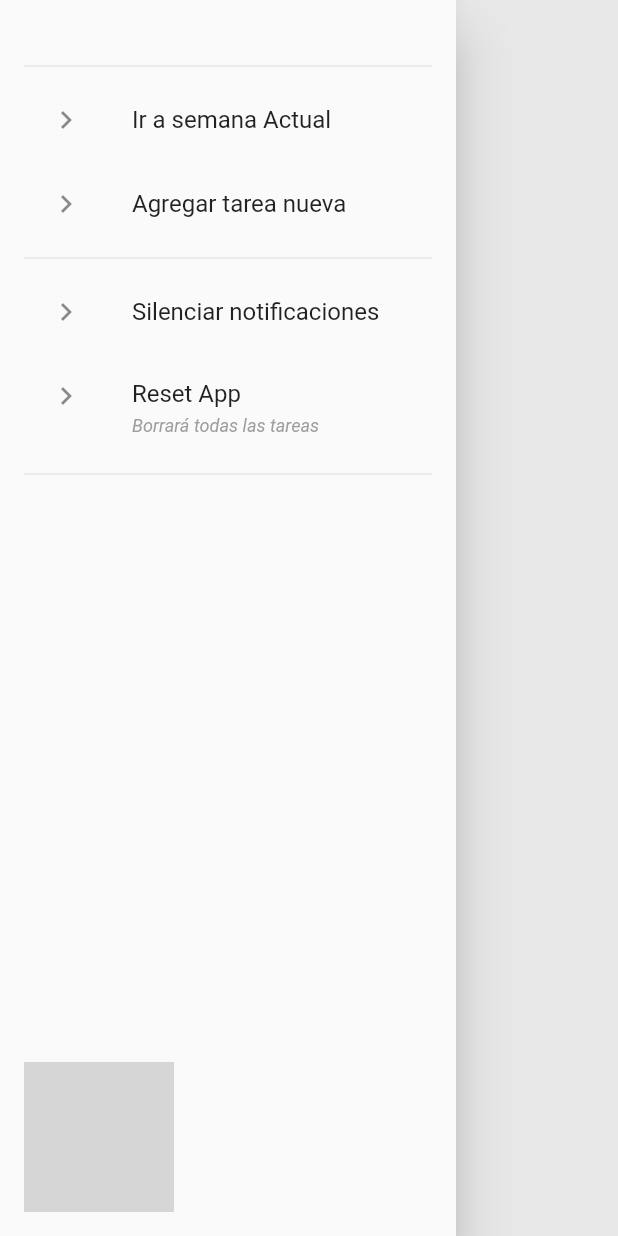
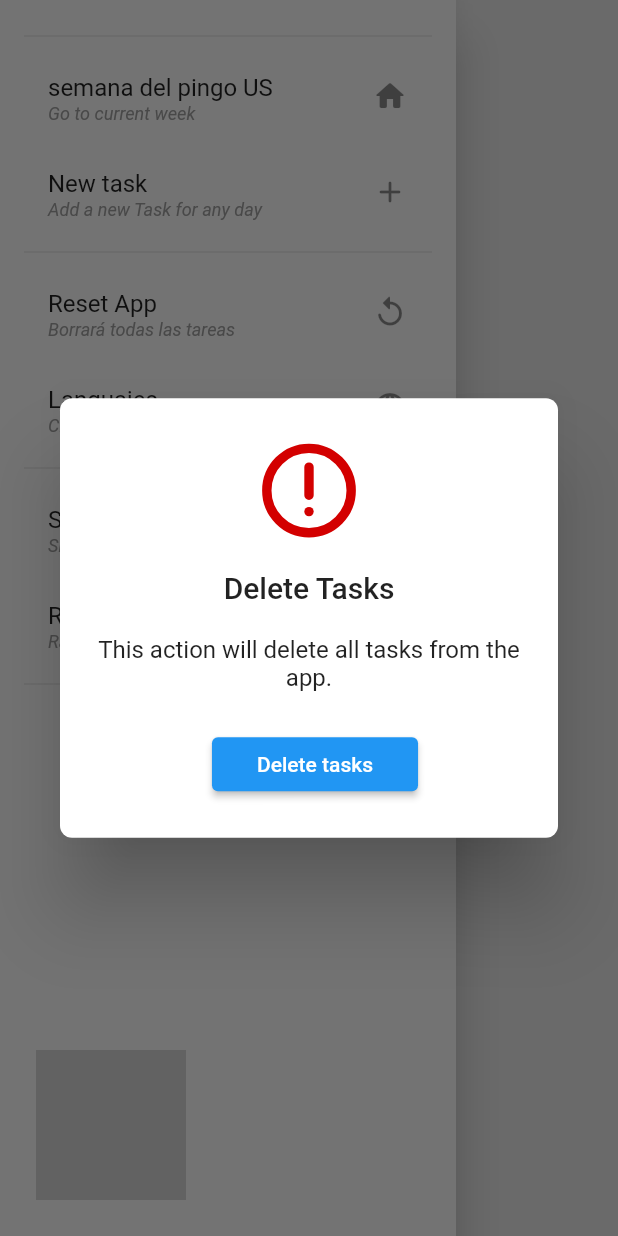
Before and after one commit to andresdecba/this_week, a Flutter app: the SideBar widget shown alone on an empty page, opened directly, after a tap on "Reset App", on a phone screen of 412 x 824 dp. Run offline on Flutter 3.47's test engine with Material 2 defaults, Android fonts, the phone set to English and light mode, and no system bars; our stand-ins replace flutter_local_notifications, flutter_native_timezone, flutter_svg, get, google_fonts, google_mobile_ads and 4 more; missing offline and left inert: isoweek; accounts and stored records are empty; network calls fail; statements that could not run were skipped; grey boxes are pictures that could not be loaded.

Commit message:
Drawer e internacionalizacion
Mejora del drawer e Implementacion en parte de la internacionalización.

```diff
--- /dev/null
+++ b/lib/core/localizations/en_US.dart
@@ -0,0 +1,3 @@
+const Map<String, String> en_US = {
+  'week': 'semana del pingo US',
+};
--- /dev/null
+++ b/lib/core/localizations/es_AR.dart
@@ -0,0 +1,4 @@
+// ignore: constant_identifier_names
+const Map<String, String> es_AR = {
+  'week': 'semana del pingo ES',
+};
--- /dev/null
+++ b/lib/core/localizations/pt_BR.dart
@@ -0,0 +1,3 @@
+const Map<String, String> pt_BR = {
+  'lang': 'semana del pingo BR',
+};
--- /dev/null
+++ b/lib/core/localizations/translations.dart
@@ -0,0 +1,13 @@
+import 'package:get/get.dart';
+import 'package:todoapp/core/localizations/en_US.dart';
+import 'package:todoapp/core/localizations/es_AR.dart';
+import 'package:todoapp/core/localizations/pt_BR.dart';
+
+class TranslationService extends Translations {
+  @override
+  Map<String, Map<String, String>> get keys => <String, Map<String, String>>{
+        'en_US': en_US,
+        'es_AR': es_AR,
+        'pt_BR': pt_BR,
+      };
+}
--- a/lib/data_source/db_data_source.dart
+++ b/lib/data_source/db_data_source.dart
@@ -1,8 +1,9 @@
 
 import 'package:hive_flutter/hive_flutter.dart';
 import 'package:todoapp/models/task_model.dart';
-
+import 'package:todoapp/models/my_app_config.dart';
 
 abstract class Boxes {
   static Box<Task> getTasksBox() => Hive.box<Task>('tasksBox');
+  static Box<MyAppConfig> getAppConfig() => Hive.box<MyAppConfig>('myAppConfig');
 }
--- a/lib/models/task_model.dart
+++ b/lib/models/task_model.dart
@@ -1,4 +1,3 @@
-import 'package:flutter/material.dart';
 import 'package:hive/hive.dart';
 part 'task_model.g.dart';
 
--- a/lib/ui/initial_page/components/header.dart
+++ b/lib/ui/initial_page/components/header.dart
@@ -10,7 +10,7 @@ class Header extends GetView<InitialPageController> {
   Widget build(BuildContext context) {
     return Obx(
       () => Container(
-        height: 75,
+        height: 60,
         alignment: Alignment.center,
         //decoration: BoxDecoration(color: grey_bg, border: Border.all(color: Colors.blueAccent)),
         decoration: const BoxDecoration(
--- a/lib/ui/initial_page/initial_page_controller.dart
+++ b/lib/ui/initial_page/initial_page_controller.dart
@@ -12,12 +12,11 @@ import 'package:todoapp/utils/utils.dart';
 class InitialPageController extends GetxController with AdMobService {
   // box de tasks
   Box<Task> tasksBox = Boxes.getTasksBox();
-  List<Task> get getTasks => tasksBox.values.toList();
 
   // related to buil days an weeks
   int addWeeks = 0;
   List<DateTime> weekDays = [];
-  Map<DateTime, List<Task>> buildWeek = {};
+  Rx<Map<DateTime, List<Task>>> buildWeek = Rx<Map<DateTime, List<Task>>>({}); // Type: Map<DateTime, List<Task>>
   String initialFinalDays = '';
 
   // create strings for head
@@ -26,7 +25,8 @@ class InitialPageController extends GetxController with AdMobService {
   Rx<String> tasksPercentageCompleted = ''.obs;
 
   // others
-  GlobalKey<AnimatedListState> key = GlobalKey();
+  PageStorageKey keyScroll = const PageStorageKey<String>('home_page_scroll');
+  RxBool simulateReloadPage = false.obs;
 
   @override
   void onInit() {
@@ -48,7 +48,7 @@ class InitialPageController extends GetxController with AdMobService {
   void buildInfo() {
     // limpiar lista para evitar duplicados
     weekDays.clear();
-    buildWeek.clear();
+    buildWeek.value.clear();
 
     // crear los dias
     Week currentWeek = Week.current();
@@ -65,10 +65,10 @@ class InitialPageController extends GetxController with AdMobService {
 
     // ordenar las tareas segun los dias
     for (var day in weekDays) {
-      buildWeek.addAll({day: []});
+      buildWeek.value.addAll({day: []});
     }
 
-    for (var element in buildWeek.entries) {
+    for (var element in buildWeek.value.entries) {
       /// agregar la tarea
       for (var task in tasksBox.values) {
         if (task.taskDate == element.key) {
@@ -78,7 +78,8 @@ class InitialPageController extends GetxController with AdMobService {
     }
     setInitialAndFinalWeekDays();
     createCompletedTasksPercentage();
-    update(['buildInfo']);
+    buildWeek.refresh();
+    print('Task_list: $buildWeek');
   }
 
   /// create head info
@@ -93,7 +94,7 @@ class InitialPageController extends GetxController with AdMobService {
     int completedTotalTasks = 0;
     int completedTasksPercent = 0;
 
-    for (var value in buildWeek.values) {
+    for (List value in buildWeek.value.values) {
       totalTasks += value.length;
       for (var element in value) {
         if (element.status == TaskStatus.DONE.toValue) {
@@ -114,7 +115,7 @@ class InitialPageController extends GetxController with AdMobService {
       Map<String, String> data = {
         "taskId": taskKey.toString(),
       };
-      Get.offAllNamed(Routes.FORMS_PAGE, parameters: data);
+      Get.toNamed(Routes.FORMS_PAGE, parameters: data);
       //Get.delete<InitialPageController>();
       return;
     }
@@ -122,11 +123,11 @@ class InitialPageController extends GetxController with AdMobService {
       Map<String, String> data = {
         "date": date.toString(),
       };
-      Get.offAllNamed(Routes.FORMS_PAGE, parameters: data);
+      Get.toNamed(Routes.FORMS_PAGE, parameters: data);
       //Get.delete<InitialPageController>();
       return;
     }
-    Get.offAllNamed(Routes.FORMS_PAGE);
+    Get.toNamed(Routes.FORMS_PAGE);
     //Get.delete<InitialPageController>();
   }
 
@@ -171,5 +172,4 @@ class InitialPageController extends GetxController with AdMobService {
     );
     myBanner.load();
   }
-
 }
--- a/lib/ui/shared_components/side_bar.dart
+++ b/lib/ui/shared_components/side_bar.dart
@@ -1,8 +1,12 @@
+import 'dart:async';
 import 'package:flutter/material.dart';
 import 'package:flutter_svg/flutter_svg.dart';
 import 'package:get/get.dart';
+import 'package:share_plus/share_plus.dart';
 import 'package:todoapp/ui/commons/styles.dart';
 import 'package:todoapp/ui/initial_page/initial_page_controller.dart';
+import 'package:todoapp/ui/shared_components/dialogs.dart';
+import 'package:url_launcher/url_launcher.dart';
 
 class SideBar extends GetView<InitialPageController> {
   const SideBar({super.key});
@@ -17,13 +21,21 @@ class SideBar extends GetView<InitialPageController> {
             mainAxisAlignment: MainAxisAlignment.start,
             crossAxisAlignment: CrossAxisAlignment.start,
             children: [
-              const SizedBox(height: 20),
+              //
               const Divider(),
 
               /// NAVEGACION
               ListTile(
-                leading: const Icon(Icons.navigate_next),
-                title: const Text('Ir a semana Actual'),
+                visualDensity: VisualDensity.compact,
+                trailing: const Icon(Icons.home_rounded),
+                title: Text(
+                  'week'.tr,
+                  style: TextStyle(),
+                ),
+                subtitle: const Text(
+                  'Go to current week',
+                  style: TextStyle(fontStyle: FontStyle.italic, fontSize: 12, color: bsubTitleTextColor),
+                ),
                 onTap: () {
                   controller.addWeeks = 0;
                   controller.buildInfo();
@@ -31,41 +43,94 @@ class SideBar extends GetView<InitialPageController> {
                 },
               ),
               ListTile(
-                leading: const Icon(Icons.navigate_next),
-                title: const Text('Agregar tarea nueva'),
+                visualDensity: VisualDensity.compact,
+                trailing: const Icon(Icons.add_rounded),
+                title: const Text('New task'),
+                subtitle: const Text(
+                  'Add a new Task for any day',
+                  style: TextStyle(fontStyle: FontStyle.italic, fontSize: 12, color: bsubTitleTextColor),
+                ),
                 onTap: () {
-                  //Navigator.of(context).pop();
                   controller.navigate(date: DateTime.now());
                 },
               ),
-
               const Divider(),
 
+              /// CONFIGURACIÓN
               ListTile(
-                leading: const Icon(Icons.navigate_next),
-                title: const Text('Silenciar notificaciones'),
-                onTap: () {
-                  // TODO: implementar
-                },
-              ),
-              ListTile(
-                leading: const Icon(Icons.navigate_next),
+                visualDensity: VisualDensity.compact,
+                trailing: const Icon(Icons.replay_rounded),
                 title: const Text('Reset App'),
                 subtitle: const Text(
                   'Borrará todas las tareas',
                   style: TextStyle(fontStyle: FontStyle.italic, fontSize: 12, color: bsubTitleTextColor),
                 ),
                 onTap: () {
-                  // TODO: implementar
+                  myCustomDialog(
+                    context: context,
+                    title: 'Delete Tasks',
+                    subtitle: 'This action will delete all tasks from the app.',
+                    iconColor: warning,
+                    iconPath: 'assets/warning.svg',
+                    okTextButton: 'Delete tasks',
+                    onPressOk: () async => await simulateDataLoading(context),
+                  );
                 },
               ),
+              ListTile(
+                  visualDensity: VisualDensity.compact,
+                  trailing: const Icon(Icons.language_rounded),
+                  title: const Text('Languajes'),
+                  subtitle: const Text(
+                    'Change current languaje',
+                    style: TextStyle(fontStyle: FontStyle.italic, fontSize: 12, color: bsubTitleTextColor),
+                  ),
+                  onTap: () {
+                    Navigator.of(context).pop();
+                    myCustomDialog(
+                      context: context,
+                      title: 'Title',
+                      onPressOk: () {},
+                    );
+                  }),
+              const Divider(),
+
+              /// SOCIAL
+              ListTile(
+                visualDensity: VisualDensity.compact,
+                trailing: const Icon(Icons.share_rounded),
+                title: const Text('Share'),
+                subtitle: const Text(
+                  'Share with your friends',
+                  style: TextStyle(fontStyle: FontStyle.italic, fontSize: 12, color: bsubTitleTextColor),
+                ),
+                onTap: () => shareApp(context),
+              ),
+              ListTile(
+                visualDensity: VisualDensity.compact,
+                trailing: const Icon(Icons.rate_review),
+                title: const Text('Rate'),
+                subtitle: const Text(
+                  'Rate in PlayStore',
+                  style: TextStyle(fontStyle: FontStyle.italic, fontSize: 12, color: bsubTitleTextColor),
+                ),
+                onTap: () => goToPlaystore(context),
+              ),
+
+              // LOGO
               const Divider(),
               const Spacer(),
-              SvgPicture.asset(
-                'assets/weekly-logo.svg',
-                alignment: Alignment.center,
-                color: Colors.blueAccent,
-                width: 100,
+              Align(
+                alignment: Alignment.centerLeft,
+                child: Padding(
+                  padding: const EdgeInsets.all(8.0),
+                  child: SvgPicture.asset(
+                    'assets/weekly-logo.svg',
+                    alignment: Alignment.center,
+                    color: disabled_grey,
+                    width: 100,
+                  ),
+                ),
               ),
             ],
           ),
@@ -73,67 +138,29 @@ class SideBar extends GetView<InitialPageController> {
       ),
     );
   }
+
+  Future<void> simulateDataLoading(BuildContext context) async {
+    controller.simulateReloadPage.value = true;
+    Navigator.of(context).pop();
+    Navigator.of(context).pop();
+    await controller.tasksBox.clear();
+    controller.buildInfo();
+    Timer(const Duration(seconds: 2), () {
+      controller.simulateReloadPage.value = false;
+    });
+  }
+
+  void shareApp(BuildContext context) {
+    String message = 'Hi ! check this app out: https://play.google.com/store/apps/details?id=com.calculadora.desigual';
+    Share.share(message);
+    Navigator.of(context).pop();
+  }
+
+  Future<void> goToPlaystore(BuildContext context) async {
+    Uri url = Uri.parse('https://play.google.com/store/apps/details?id=com.calculadora.desigual');
+    if (!await launchUrl(url)) {
+      throw Exception('Could not launch $url');
+    }
+    Navigator.of(context).pop();
+  }
 }
-
-
-/*
-
-/// LOGO
-              SvgPicture.asset(
-                'assets/weekly-logo.svg',
-                alignment: Alignment.center,
-                color: Colors.blueAccent,
-                width: 100,
-              ),
-              const SizedBox(height: 20),
-              const Divider(),
-
-  header:
- // UserAccountsDrawerHeader(
-            //   accountName: Text('Oflutter.com'),
-            //   accountEmail: Text('example@gmail.com'),
-            //   currentAccountPicture: CircleAvatar(
-            //     child: ClipOval(
-            //       child: Image.network(
-            //         'https://oflutter.com/wp-content/uploads/2021/02/girl-profile.png',
-            //         fit: BoxFit.cover,
-            //         width: 90,
-            //         height: 90,
-            //       ),
-            //     ),
-            //   ),
-            //   decoration: BoxDecoration(
-            //     color: Colors.blue,
-            //     image: DecorationImage(
-            //         fit: BoxFit.fill,
-            //         image: NetworkImage(
-            //             'https://oflutter.com/wp-content/uploads/2021/02/profile-bg3.jpg')),
-            //   ),
-            // ),
-
-
-add an extra ‘notification’ to the Request
-tuto: https://oflutter.com/create-a-sidebar-menu-in-flutter/
-ListTile(
-  leading: Icon(Icons.notifications),
-  title: Text('Request'),
-  onTap: () => null,
-  trailing: ClipOval(
-    child: Container(
-      color: Colors.red,
-      width: 20,
-      height: 20,
-      child: Center(
-        child: Text(
-          '8',
-          style: TextStyle(
-            color: Colors.white,
-            fontSize: 12,
-          ),
-        ),
-      ),
-    ),
-  ),
-),
-
-*/
--- a/pubspec.yaml
+++ b/pubspec.yaml
@@ -19,13 +19,17 @@ dependencies:
   hive_flutter: ^1.1.0
   hive_generator: ^2.0.0
   http: ^0.13.5
-  intl: ^0.17.0
+  intl:
   isoweek: ^1.1.4
   path_provider: ^2.0.11
   flutter_local_notifications: ^13.0.0
   flutter_native_timezone: ^2.0.0
   timezone: ^0.9.1
   google_mobile_ads: ^2.3.0
+  share_plus: ^6.3.1
+  url_launcher: ^6.1.10
+  flutter_localization:
+  shared_preferences: ^2.0.18
 
 dev_dependencies:
   build_runner: ^2.3.0
```
Also changed, not shown: lib/main.dart (+63 -19 lines), lib/models/my_app_config.dart (added, +21 -0 lines), lib/ui/initial_page/components/tasks_list.dart (+8 -20 lines), lib/ui/initial_page/initial_page_a.dart (+11 -8 lines), lib/models/my_app_config.g.dart (added), pubspec.lock, 5 other files.
